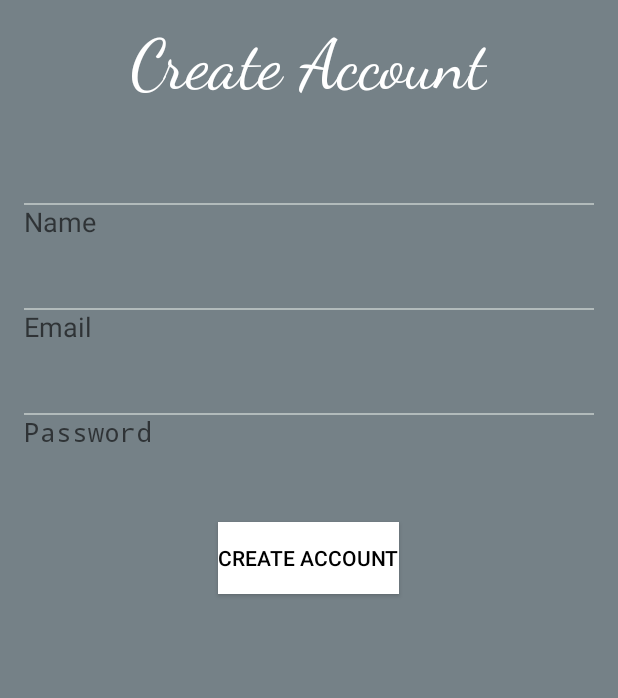
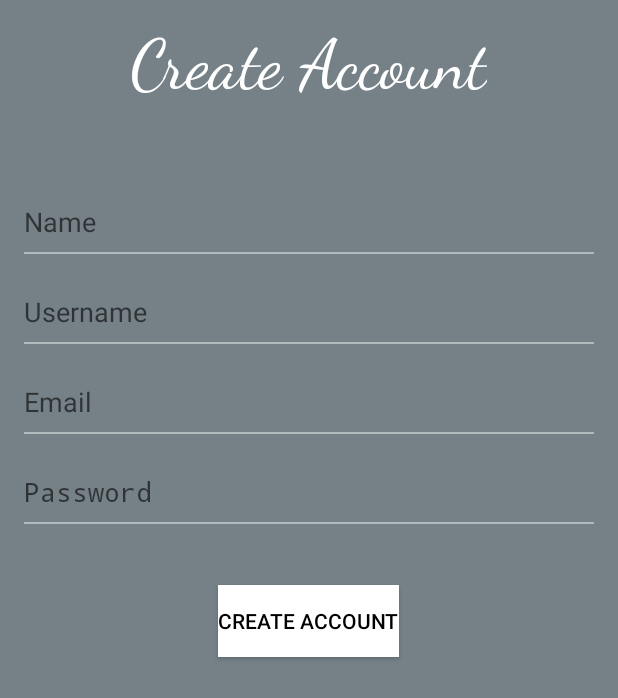
Before and after one commit to qustandifashho/FilmApp, an Android app built with Jetpack Compose: the RegisterActivity screen opened directly, with no data from a screen before it, on a phone screen of 412 x 824 dp. Shown: the top 698 px of the screen. Run offline under Robolectric (Android 15) with nearby library versions, the phone set to English and light mode, and no system bars.

Commit message:
Added to createaccount.xml

```diff
--- a/app/src/main/res/layout/register.xml
+++ b/app/src/main/res/layout/register.xml
@@ -17,14 +17,7 @@
         android:textColor="#FFFFFF"
         android:textSize="45sp" />
 
-    <View
-        android:id="@+id/nameUnderline"
-        android:layout_width="match_parent"
-        android:layout_height="1dp"
-        android:layout_below="@id/registerTitle"
-        android:background="#B2BBBB"
-        android:layout_marginTop="32dp"/>
-
+    <!-- Name EditText -->
     <EditText
         android:id="@+id/nameEditText"
         android:layout_width="match_parent"
@@ -35,14 +28,34 @@
         android:layout_below="@id/registerTitle"
         android:layout_marginTop="32dp"/>
 
+    <!-- Line under Name -->
     <View
-        android:id="@+id/emailUnderline"
         android:layout_width="match_parent"
         android:layout_height="1dp"
         android:layout_below="@id/nameEditText"
         android:background="#B2BBBB"
-        android:layout_marginTop="45dp"/>
+        android:layout_marginTop="8dp" />
 
+    <!-- Username EditText -->
+    <EditText
+        android:id="@+id/usernameEditText"
+        android:layout_width="match_parent"
+        android:layout_height="wrap_content"
+        android:hint="Username"
+        android:textColor="#FFFFFF"
+        android:background="@android:color/transparent"
+        android:layout_below="@id/nameEditText"
+        android:layout_marginTop="35dp"/>
+
+    <!-- Line under Username -->
+    <View
+        android:layout_width="match_parent"
+        android:layout_height="1dp"
+        android:layout_below="@id/usernameEditText"
+        android:background="#B2BBBB"
+        android:layout_marginTop="8dp" />
+
+    <!-- Email EditText -->
     <EditText
         android:id="@+id/emailEditText"
         android:layout_width="match_parent"
@@ -50,17 +63,18 @@
         android:hint="Email"
         android:textColor="#FFFFFF"
         android:background="@android:color/transparent"
-        android:layout_below="@id/nameEditText"
-        android:layout_marginTop="45dp"/>
+        android:layout_below="@id/usernameEditText"
+        android:layout_marginTop="35dp"/>
 
+    <!-- Line under Email -->
     <View
-        android:id="@+id/passwordUnderline"
         android:layout_width="match_parent"
         android:layout_height="1dp"
         android:layout_below="@id/emailEditText"
         android:background="#B2BBBB"
-        android:layout_marginTop="45dp"/>
+        android:layout_marginTop="8dp" />
 
+    <!-- Password EditText -->
     <EditText
         android:id="@+id/passwordEditText"
         android:layout_width="match_parent"
@@ -70,7 +84,15 @@
         android:textColor="#FFFFFF"
         android:background="@android:color/transparent"
         android:layout_below="@id/emailEditText"
-        android:layout_marginTop="45dp"/>
+        android:layout_marginTop="35dp"/>
+
+    <!-- Line under Password -->
+    <View
+        android:layout_width="match_parent"
+        android:layout_height="1dp"
+        android:layout_below="@id/passwordEditText"
+        android:background="#B2BBBB"
+        android:layout_marginTop="8dp" />
 
     <Button
         android:id="@+id/CreateAccount"
@@ -78,7 +100,7 @@
         android:layout_height="wrap_content"
         android:layout_below="@id/passwordEditText"
         android:layout_centerHorizontal="true"
-        android:layout_marginTop="48dp"
+        android:layout_marginTop="50dp"
         android:background="#FFFFFF"
         android:text="Create Account"
         android:textColor="#000000" />
```
Also changed, not shown: app/src/main/java/com/example/filmapptest/MainActivity.java (+13 -0 lines), 1 other file.
